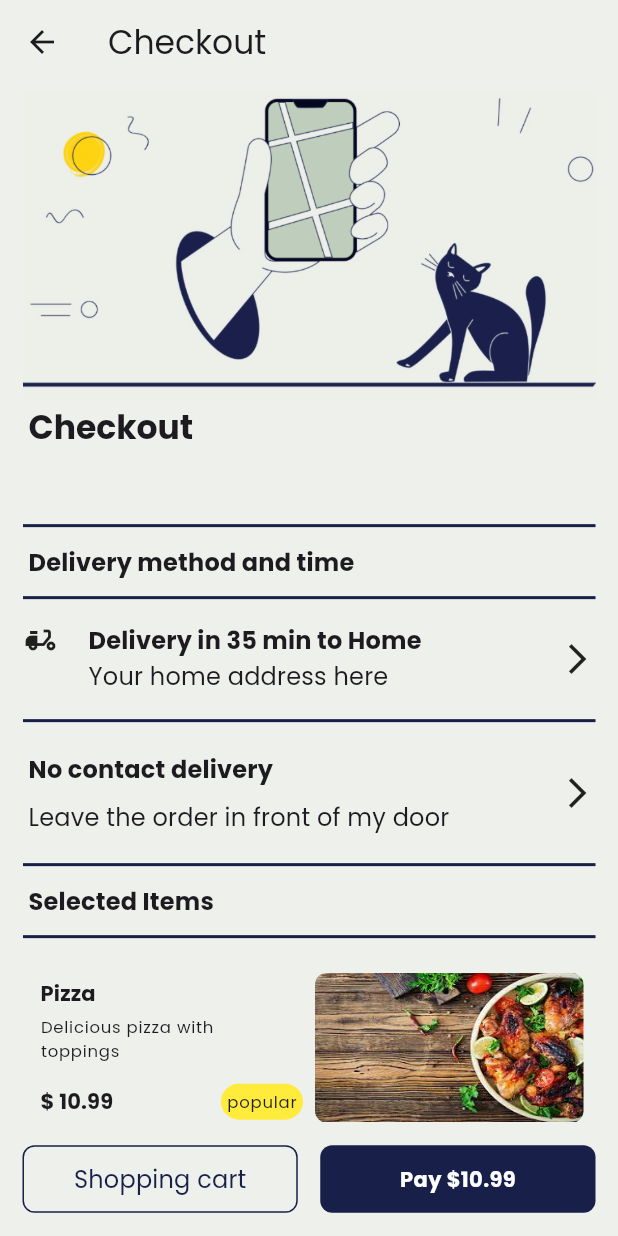
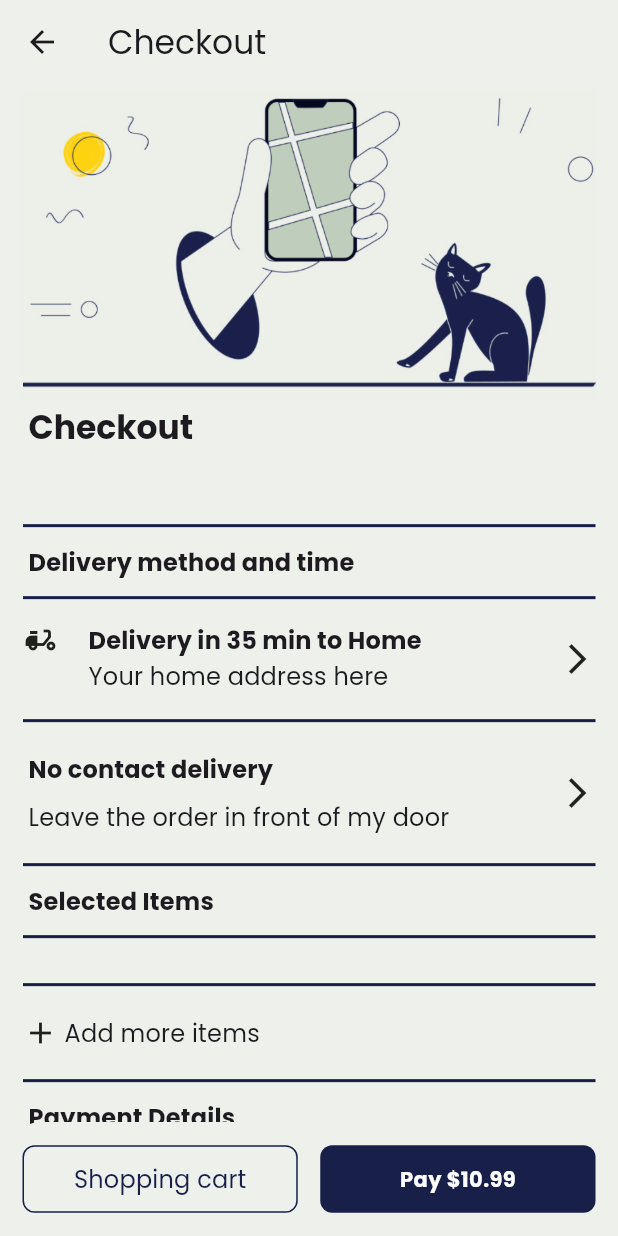
Before and after one commit to Yuanxyyds/FoodTruckMobile, a Flutter app: the RestaurantMenuScreen screen opened directly with empty values, after a tap on "Checkout", on a phone screen of 412 x 824 dp. Run offline on Flutter 3.47's test engine with Material 2 defaults, Android fonts, the light colour scheme and no system bars; our stand-ins replace cloud_firestore, device_preview, firebase_auth, firebase_core, fluttertoast, google_maps_flutter and 3 more; accounts and stored records are empty.

Commit message:
feat: More features to checkout screen

```diff
--- a/lib/main.dart
+++ b/lib/main.dart
@@ -4,11 +4,10 @@ import 'package:flutter/material.dart';
 import 'package:device_preview/device_preview.dart';
 import 'package:food_truck_mobile/providers/firebase/auth_manager.dart';
 import 'package:food_truck_mobile/helper/theme.dart';
-import 'package:food_truck_mobile/providers/shoping_cart_provider.dart';
+import 'package:food_truck_mobile/providers/shopping_cart_provider.dart';
 import 'package:food_truck_mobile/providers/user_location_provider.dart';
 import 'package:food_truck_mobile/screen/home_screen.dart';
 import 'package:provider/provider.dart';
-
 
 final GlobalKey<NavigatorState> navigatorKey = GlobalKey<NavigatorState>();
 
@@ -27,7 +26,10 @@ Future main() async {
 }
 
 class MyApp extends StatelessWidget {
-  const MyApp({super.key,});
+  const MyApp({
+    super.key,
+  });
+
   // This widget is the root of your application.
   @override
   Widget build(BuildContext context) {
--- a/lib/screen/checkout_screen.dart
+++ b/lib/screen/checkout_screen.dart
@@ -1,62 +1,77 @@
 import 'package:flutter/material.dart';
+import 'package:food_truck_mobile/screen/restaurant_menu_screen.dart';
 import 'package:food_truck_mobile/screen/shopping_cart_screen.dart';
 import 'package:food_truck_mobile/widget/components/checkout_row.dart';
 import 'package:food_truck_mobile/widget/components/food_button.dart';
+import 'package:provider/provider.dart';
 
 import '../helper/constants.dart';
 import '../models/food_model.dart';
+import '../models/order_item_model.dart';
+import '../models/restaurant_model.dart';
+import '../providers/firebase/food_manager.dart';
+import '../providers/shopping_cart_provider.dart';
 import '../widget/components/button.dart';
 import '../widget/dividers/section_divider.dart';
 import '../widget/dividers/section_header_tb.dart';
 import '../widget/text.dart';
 
 class CheckoutScreen extends StatelessWidget {
-  final String restaurantName;
-  final FoodModel food = FoodModel(
-    id: '1',
-    name: 'Pizza',
-    description: 'Delicious pizza with toppings',
-    price: 10.99,
-    foodUrl: 'images/DefaultRestaurantImage.jpeg',
-    topping: {
-      'Cheese': 1.0,
-      'Pepperoni': 1.5,
-      'Mushrooms': 0.5,
-    },
-    sectionId: 'main-dishes',
-  );
+  final RestaurantModel restaurantModel;
 
-  CheckoutScreen({Key? key, required this.restaurantName}) : super(key: key);
+  const CheckoutScreen({Key? key, required this.restaurantModel})
+      : super(key: key);
 
   @override
   Widget build(BuildContext context) {
+    ShoppingCartProvider shoppingCartProvider =
+        context.watch<ShoppingCartProvider>();
+
     return Scaffold(
       appBar: AppBar(
         title: const Text("Checkout"),
+        leading: IconButton(
+          icon: const Icon(Icons.arrow_back),
+          onPressed: () {
+            Navigator.of(context).push(
+              PageRouteBuilder(
+                pageBuilder: (context, animation, secondaryAnimation) =>
+                    RestaurantMenuScreen(
+                  restaurantModel: restaurantModel,
+                ),
+                transitionDuration: Duration.zero,
+              ),
+            );
+          },
+        ),
       ),
       body: Padding(
         padding: const EdgeInsets.symmetric(vertical: 5, horizontal: 15),
-        child: ListView(
+        child: FutureBuilder<List<Widget>>(
+          future: _getContent(shoppingCartProvider),
+          builder: (context, snapshot) {
+            if (snapshot.connectionState == ConnectionState.done) {
+              return ListView(
                 children: [
                   Image.asset('images/CheckoutDecoration.jpg'),
                   const TextTitleLarge(
                     text: "Checkout",
                     isBold: true,
                   ),
-            TextTitleMedium(text: restaurantName),
+                  TextTitleMedium(text: restaurantModel.name),
                   const SectionHeaderTB(text: "Delivery method and time"),
                   const CheckoutRow(
                       icon: Icons.delivery_dining,
                       primaryLine: "Delivery in 35 min to Home",
                       secondaryLine: "Your home address here"),
                   const SectionDivider(),
-            Row(
+                  const Row(
                     crossAxisAlignment: CrossAxisAlignment.center,
                     children: [
                       Expanded(
                         child: Column(
                           crossAxisAlignment: CrossAxisAlignment.start,
-                    children: const [
+                          children: [
                             TextTitleMedium(
                               text: "No contact delivery",
                               isBold: true,
@@ -66,23 +81,37 @@ class CheckoutScreen extends StatelessWidget {
                           ],
                         ),
                       ),
-                const Icon(Icons.arrow_forward_ios),
+                      Icon(Icons.arrow_forward_ios),
                     ],
                   ),
                   const SectionHeaderTB(text: "Selected Items"),
-            FoodButton(foodModel: food),
+                  ...snapshot.data!,
                   const SectionDivider(),
-            Row(
-              children: const [
+                  GestureDetector(
+                    onTap: () {
+                      Navigator.of(context).push(
+                        PageRouteBuilder(
+                          pageBuilder:
+                              (context, animation, secondaryAnimation) =>
+                                  RestaurantMenuScreen(
+                                      restaurantModel: restaurantModel),
+                          transitionDuration: Duration.zero,
+                        ),
+                      );
+                    },
+                    child: const Row(
+                      children: [
                         Icon(Icons.add),
                         TextTitleMedium(text: "Add more items"),
                       ],
+                    ),
                   ),
                   const SectionHeaderTB(text: "Payment Details"),
                   const CheckoutRow(
                     icon: Icons.wallet,
                     primaryLine: "Choose a payment method",
-                secondaryLine: "Credit card ending ****"),
+                    secondaryLine: "Credit card ending ****",
+                  ),
                   const SectionDivider(),
                   const CheckoutRow(
                       icon: Icons.attach_money,
@@ -93,6 +122,13 @@ class CheckoutScreen extends StatelessWidget {
                     height: 90.0,
                   )
                 ],
+              );
+            } else {
+              return const Center(
+                child: CircularProgressIndicator(),
+              );
+            }
+          },
         ),
       ),
       bottomSheet: Padding(
@@ -107,7 +143,9 @@ class CheckoutScreen extends StatelessWidget {
                   Navigator.of(context).push(
                     PageRouteBuilder(
                       pageBuilder: (context, animation, secondaryAnimation) =>
-                          const ShoppingCart(),
+                          ShoppingCart(
+                        restaurantModel: restaurantModel,
+                      ),
                       transitionDuration: Duration.zero,
                     ),
                   );
@@ -145,4 +183,23 @@ class CheckoutScreen extends StatelessWidget {
       ),
     );
   }
+
+  Future<List<Widget>> _getContent(
+      ShoppingCartProvider shoppingCartProvider) async {
+    List<Widget> content = [];
+    FoodManager foodManager = FoodManager();
+
+    List<OrderItemModel> cartItems = shoppingCartProvider.orderItems;
+    List<FoodModel>? foods = await foodManager
+        .getFoodByRestaurant(shoppingCartProvider.restaurantId);
+
+    List<FoodModel> selectedFood = foods!
+        .where((item) => cartItems.any((element) => element.foodId == item.id))
+        .toList();
+
+    for (var foodModel in selectedFood) {
+      content.add(FoodButton(foodModel: foodModel));
     }
+    return content;
+  }
+}
--- a/lib/screen/food_detail_screen.dart
+++ b/lib/screen/food_detail_screen.dart
@@ -1,7 +1,7 @@
 import 'package:flutter/material.dart';
 import 'package:food_truck_mobile/models/food_model.dart';
 import 'package:food_truck_mobile/models/order_item_model.dart';
-import 'package:food_truck_mobile/providers/shoping_cart_provider.dart';
+import 'package:food_truck_mobile/providers/shopping_cart_provider.dart';
 import 'package:food_truck_mobile/widget/components/add_topping.dart';
 import 'package:food_truck_mobile/widget/components/button.dart';
 import 'package:food_truck_mobile/widget/text.dart';
@@ -41,7 +41,7 @@ class _FoodDetailScreenState extends State<FoodDetailScreen> {
   Widget build(BuildContext context) {
     Color removeColor = count == 1 ? Colors.grey : Colors.black;
     ShoppingCartProvider shoppingCartProvider =
-    context.read<ShoppingCartProvider>();
+        context.read<ShoppingCartProvider>();
 
     return Scaffold(
         appBar: AppBar(
@@ -94,7 +94,7 @@ class _FoodDetailScreenState extends State<FoodDetailScreen> {
                         alignment: Alignment.topRight,
                         child: TextTitleMedium(
                           text:
-                          '\$ ${widget.foodModel.price.toStringAsFixed(2)}',
+                              '\$ ${widget.foodModel.price.toStringAsFixed(2)}',
                           isBold: true,
                           padding: EdgeInsets.zero,
                         )),
--- a/lib/screen/restaurant_menu_screen.dart
+++ b/lib/screen/restaurant_menu_screen.dart
@@ -4,7 +4,7 @@ import 'package:food_truck_mobile/providers/firebase/section_manager.dart';
 import 'package:food_truck_mobile/models/food_model.dart';
 import 'package:food_truck_mobile/models/restaurant_model.dart';
 import 'package:food_truck_mobile/models/section_model.dart';
-import 'package:food_truck_mobile/providers/shoping_cart_provider.dart';
+import 'package:food_truck_mobile/providers/shopping_cart_provider.dart';
 import 'package:food_truck_mobile/screen/checkout_screen.dart';
 import 'package:food_truck_mobile/screen/shopping_cart_screen.dart';
 import 'package:food_truck_mobile/widget/components/food_button.dart';
@@ -96,7 +96,9 @@ class RestaurantMenuScreen extends StatelessWidget {
                   Navigator.of(context).push(
                     PageRouteBuilder(
                       pageBuilder: (context, animation, secondaryAnimation) =>
-                          const ShoppingCart(),
+                          ShoppingCart(
+                        restaurantModel: restaurantModel,
+                      ),
                       transitionDuration: Duration.zero,
                     ),
                   );
@@ -130,7 +132,7 @@ class RestaurantMenuScreen extends StatelessWidget {
                       PageRouteBuilder(
                         pageBuilder: (context, animation, secondaryAnimation) =>
                             CheckoutScreen(
-                          restaurantName: restaurantModel.name,
+                          restaurantModel: restaurantModel,
                         ),
                         transitionDuration: Duration.zero,
                       ),
--- a/lib/widget/components/cart_item.dart
+++ b/lib/widget/components/cart_item.dart
@@ -1,6 +1,6 @@
 import 'package:flutter/material.dart';
 import 'package:food_truck_mobile/models/order_item_model.dart';
-import 'package:food_truck_mobile/providers/shoping_cart_provider.dart';
+import 'package:food_truck_mobile/providers/shopping_cart_provider.dart';
 import 'package:food_truck_mobile/widget/dividers/section_divider.dart';
 import 'package:food_truck_mobile/widget/text.dart';
 
--- a/lib/widget/components/checkout_row.dart
+++ b/lib/widget/components/checkout_row.dart
@@ -6,17 +6,21 @@ class CheckoutRow extends StatelessWidget {
   final IconData icon;
   final String primaryLine;
   final String secondaryLine;
+  final VoidCallback? onPressed;
 
   const CheckoutRow(
       {Key? key,
       required this.icon,
       required this.primaryLine,
-      required this.secondaryLine})
+      required this.secondaryLine,
+      this.onPressed})
       : super(key: key);
 
   @override
   Widget build(BuildContext context) {
-    return Row(
+    return GestureDetector(
+      onTap: onPressed,
+      child: Row(
         crossAxisAlignment: CrossAxisAlignment.start,
         children: [
           Icon(icon),
@@ -50,6 +54,7 @@ class CheckoutRow extends StatelessWidget {
             ],
           )
         ],
+      ),
     );
   }
 }
```
Also changed, not shown: lib/screen/shopping_cart_screen.dart (+33 -3 lines), lib/providers/shopping_cart_provider.dart (renamed from lib/providers/shoping_cart_provider.dart), pubspec.lock. Lines whose indentation alone changed are shown as unchanged.
